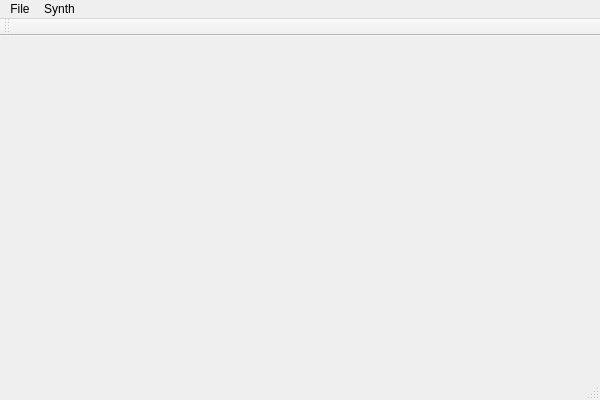
davidmoreno/mmsynth, file src/gui/mainwindow.ui: the form before one commit.
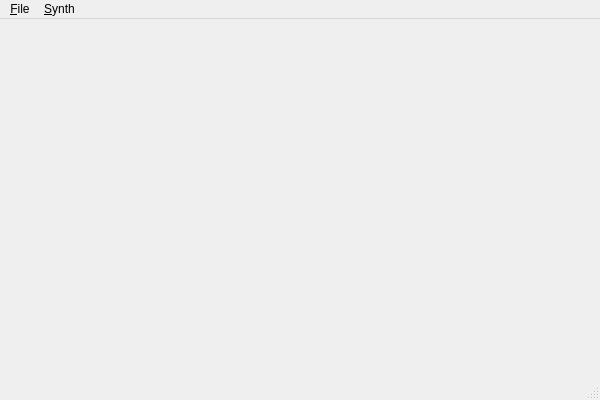
The form after the commit.

Commit message: Commiting missing commit atou loading ui widgets from inside the executable and not resorting to system wide custon-designer libraries.

Diff of the .ui file:
```diff
--- a/src/gui/mainwindow.ui
+++ b/src/gui/mainwindow.ui
@@ -20,18 +20,18 @@
      <x>0</x>
      <y>0</y>
      <width>600</width>
-     <height>21</height>
+     <height>23</height>
     </rect>
    </property>
    <widget class="QMenu" name="menuFile">
     <property name="title">
-     <string>File</string>
+     <string>&amp;File</string>
     </property>
     <addaction name="actionQuit"/>
    </widget>
    <widget class="QMenu" name="menuSynth">
     <property name="title">
-     <string>Synth</string>
+     <string>&amp;Synth</string>
     </property>
     <addaction name="actionSavePreset"/>
     <addaction name="actionLoadPreset"/>
@@ -41,14 +41,6 @@
    <addaction name="menuFile"/>
    <addaction name="menuSynth"/>
   </widget>
-  <widget class="QToolBar" name="mainToolBar">
-   <attribute name="toolBarArea">
-    <enum>TopToolBarArea</enum>
-   </attribute>
-   <attribute name="toolBarBreak">
-    <bool>false</bool>
-   </attribute>
-  </widget>
   <widget class="QStatusBar" name="statusBar"/>
   <action name="actionQuit">
    <property name="text">
```
Left out of the diff: 10 changed lines with no effect on the pictures. The commit also changes 7 other files.
